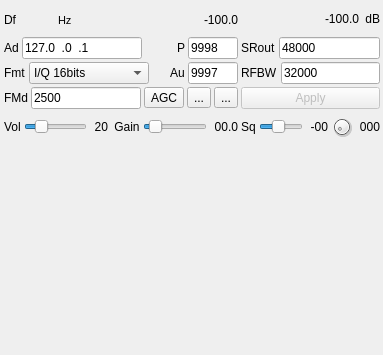
Before: the Qt Designer form plugins/channelrx/udpsink/udpsinkgui.ui in f4exb/sdrangel, drawn with Qt 5.
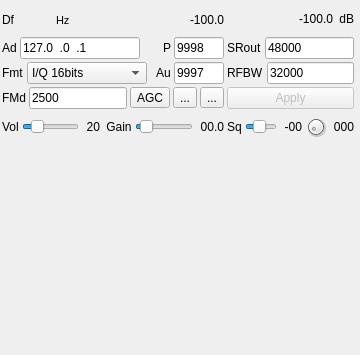
After: the same form once the commit is applied. Icons and pictures are not drawn. Custom widgets are drawn as their Qt base class.

```diff
--- a/plugins/channelrx/udpsink/udpsinkgui.ui
+++ b/plugins/channelrx/udpsink/udpsinkgui.ui
@@ -6,22 +6,22 @@
    <rect>
     <x>0</x>
     <y>0</y>
-    <width>383</width>
+    <width>360</width>
     <height>355</height>
    </rect>
   </property>
+  <property name="sizePolicy">
+   <sizepolicy hsizetype="Expanding" vsizetype="Expanding">
+    <horstretch>0</horstretch>
+    <verstretch>0</verstretch>
+   </sizepolicy>
+  </property>
   <property name="minimumSize">
    <size>
-    <width>342</width>
+    <width>360</width>
     <height>0</height>
    </size>
   </property>
-  <property name="maximumSize">
-   <size>
-    <width>400</width>
-    <height>16777215</height>
-   </size>
-  </property>
   <property name="font">
    <font>
     <family>Liberation Sans</family>
@@ -34,15 +34,15 @@
   <widget class="QWidget" name="widget" native="true">
    <property name="geometry">
     <rect>
-     <x>2</x>
+     <x>0</x>
      <y>2</y>
-     <width>380</width>
+     <width>356</width>
      <height>142</height>
     </rect>
    </property>
    <property name="minimumSize">
     <size>
-     <width>380</width>
+     <width>356</width>
      <height>0</height>
     </size>
    </property>
@@ -183,6 +183,15 @@
              </color>
             </brush>
            </colorrole>
+           <colorrole role="PlaceholderText">
+            <brush brushstyle="NoBrush">
+             <color alpha="128">
+              <red>26</red>
+              <green>26</green>
+              <blue>26</blue>
+             </color>
+            </brush>
+           </colorrole>
           </active>
           <inactive>
            <colorrole role="Text">
@@ -203,6 +212,15 @@
              </color>
             </brush>
            </colorrole>
+           <colorrole role="PlaceholderText">
+            <brush brushstyle="NoBrush">
+             <color alpha="128">
+              <red>26</red>
+              <green>26</green>
+              <blue>26</blue>
+             </color>
+            </brush>
+           </colorrole>
           </inactive>
           <disabled>
            <colorrole role="Text">
@@ -223,11 +241,21 @@
              </color>
             </brush>
            </colorrole>
+           <colorrole role="PlaceholderText">
+            <brush brushstyle="NoBrush">
+             <color alpha="128">
+              <red>26</red>
+              <green>26</green>
+              <blue>26</blue>
+             </color>
+            </brush>
+           </colorrole>
           </disabled>
          </palette>
         </property>
         <property name="font">
          <font>
+          <family>Liberation Sans</family>
           <pointsize>8</pointsize>
          </font>
         </property>
@@ -819,12 +847,24 @@
   <widget class="QWidget" name="spectrumBox" native="true">
    <property name="geometry">
     <rect>
-     <x>15</x>
+     <x>0</x>
      <y>160</y>
-     <width>231</width>
+     <width>356</width>
      <height>156</height>
     </rect>
    </property>
+   <property name="sizePolicy">
+    <sizepolicy hsizetype="Expanding" vsizetype="Expanding">
+     <horstretch>0</horstretch>
+     <verstretch>0</verstretch>
+    </sizepolicy>
+   </property>
+   <property name="minimumSize">
+    <size>
+     <width>356</width>
+     <height>0</height>
+    </size>
+   </property>
    <property name="windowTitle">
     <string>Channel Spectrum</string>
    </property>
@@ -846,6 +886,12 @@
     </property>
     <item>
      <widget class="GLSpectrum" name="glSpectrum" native="true">
+      <property name="sizePolicy">
+       <sizepolicy hsizetype="Expanding" vsizetype="Expanding">
+        <horstretch>0</horstretch>
+        <verstretch>0</verstretch>
+       </sizepolicy>
+      </property>
       <property name="font">
        <font>
         <family>Liberation Mono</family>
@@ -862,9 +908,14 @@
  </widget>
  <customwidgets>
   <customwidget>
-   <class>RollupContents</class>
+   <class>ButtonSwitch</class>
+   <extends>QToolButton</extends>
+   <header>gui/buttonswitch.h</header>
+  </customwidget>
+  <customwidget>
+   <class>ValueDialZ</class>
    <extends>QWidget</extends>
-   <header>gui/rollupcontents.h</header>
+   <header>gui/valuedialz.h</header>
    <container>1</container>
   </customwidget>
   <customwidget>
@@ -880,16 +931,11 @@
    <container>1</container>
   </customwidget>
   <customwidget>
-   <class>ValueDialZ</class>
+   <class>RollupContents</class>
    <extends>QWidget</extends>
-   <header>gui/valuedialz.h</header>
+   <header>gui/rollupcontents.h</header>
    <container>1</container>
   </customwidget>
-  <customwidget>
-   <class>ButtonSwitch</class>
-   <extends>QToolButton</extends>
-   <header>gui/buttonswitch.h</header>
-  </customwidget>
  </customwidgets>
  <resources>
   <include location="../../../sdrgui/resources/res.qrc"/>
```
